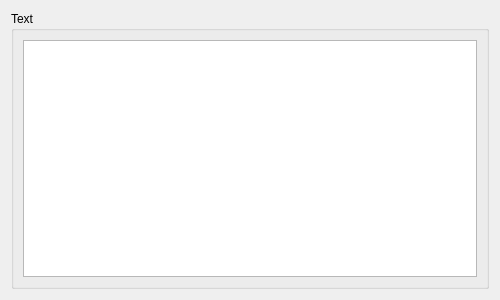
Old version of the form tafor/components/ui/sigmet_custom.ui in the repository up1and/tafor.
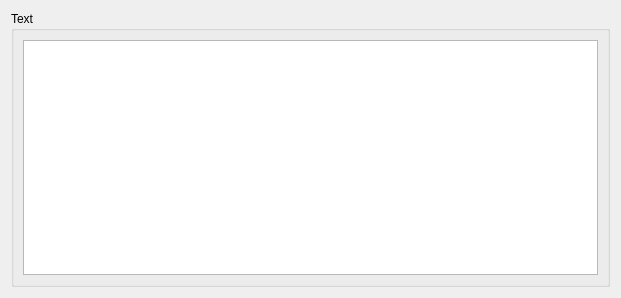
New version of the form.

Commit message: 增加 SIGMET 取消报 UI

What changed in the file:
```diff
--- a/tafor/components/ui/sigmet_custom.ui
+++ b/tafor/components/ui/sigmet_custom.ui
@@ -6,8 +6,8 @@
    <rect>
     <x>0</x>
     <y>0</y>
-    <width>500</width>
-    <height>300</height>
+    <width>618</width>
+    <height>298</height>
    </rect>
   </property>
   <property name="windowTitle">
@@ -21,7 +21,13 @@
      </property>
      <layout class="QVBoxLayout" name="verticalLayout_2">
       <item>
-       <widget class="QTextEdit" name="custom">
+       <widget class="QTextEdit" name="text">
+        <property name="minimumSize">
+         <size>
+          <width>575</width>
+          <height>0</height>
+         </size>
+        </property>
         <property name="html">
          <string notr="true">&lt;!DOCTYPE HTML PUBLIC &quot;-//W3C//DTD HTML 4.0//EN&quot; &quot;http://www.w3.org/TR/REC-html40/strict.dtd&quot;&gt;
 &lt;html&gt;&lt;head&gt;&lt;meta name=&quot;qrichtext&quot; content=&quot;1&quot; /&gt;&lt;style type=&quot;text/css&quot;&gt;
```
Left out of the diff: 5 changed lines with no effect on the pictures. The commit also changes 11 other files.
